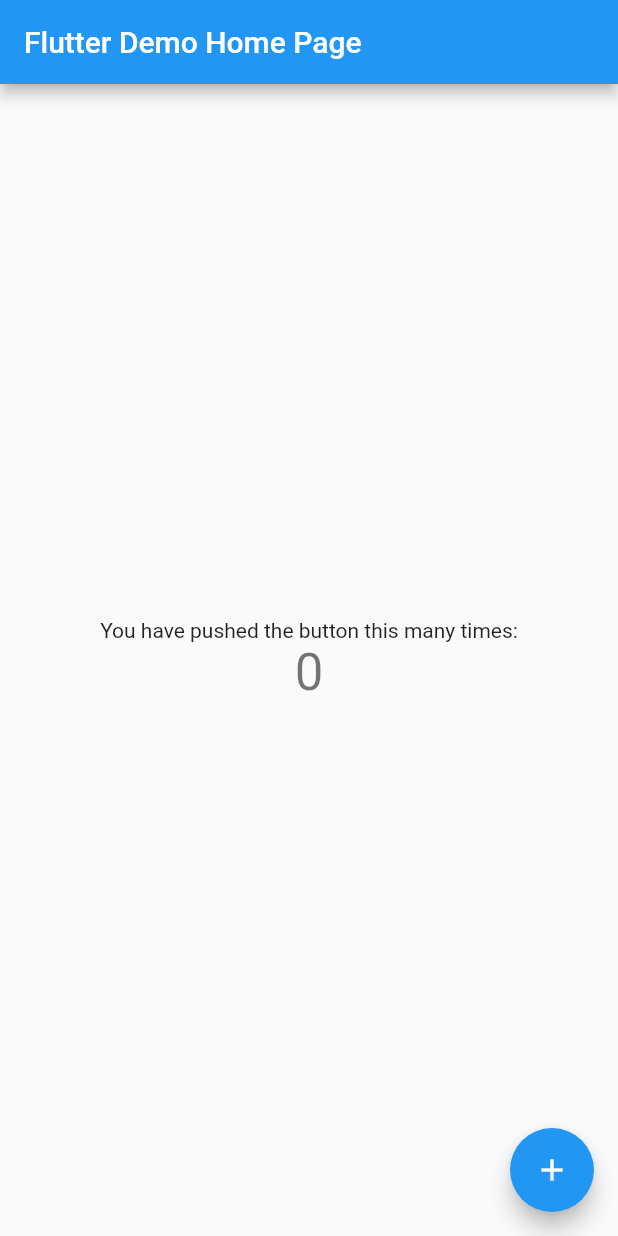
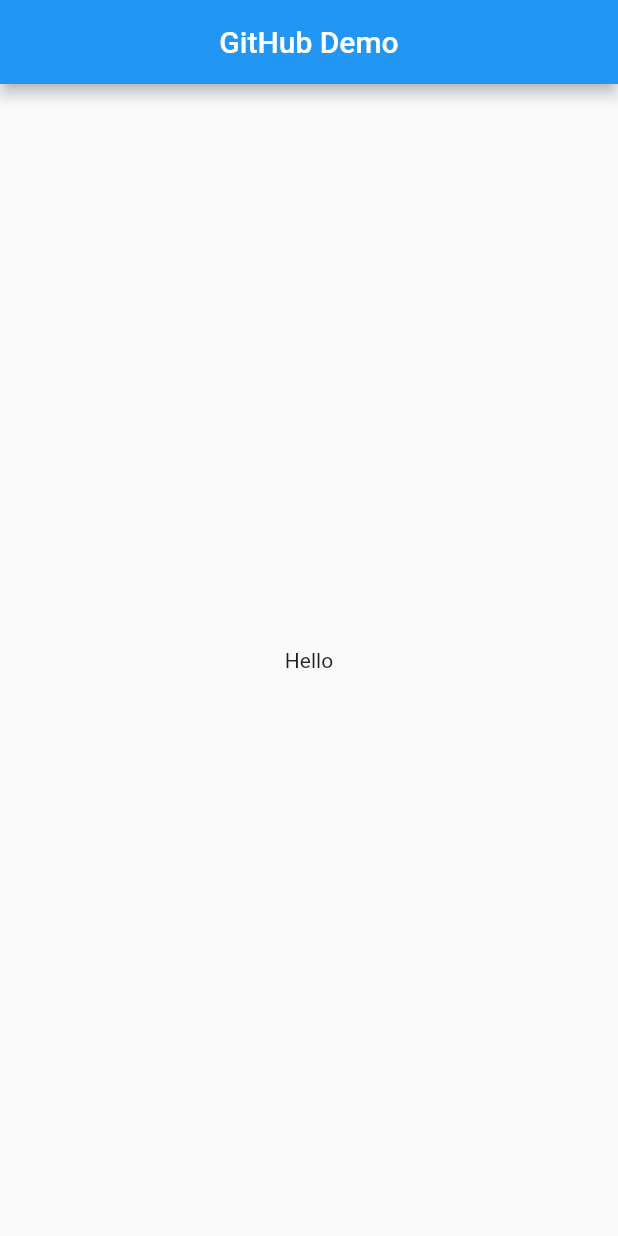
Before and after one commit to dhrubrawat66/my-flutter-project, a Flutter app: the screen it shows after launch, on a phone screen of 412 x 824 dp. Run offline on Flutter 3.47's test engine with Material 2 defaults, Android fonts, the phone set to English and light mode, and no system bars.

Commit message:
Changed App

```diff
--- a/lib/main.dart
+++ b/lib/main.dart
@@ -1,115 +1,56 @@
 import 'package:flutter/material.dart';
+import 'package:flutter/services.dart';
 
-void main() {
+Future main() async {
+  WidgetsFlutterBinding.ensureInitialized();
+  SystemChrome.setPreferredOrientations([
+    DeviceOrientation.portraitDown,
+    DeviceOrientation.portraitUp,
+  ]);
   runApp(const MyApp());
 }
 
 class MyApp extends StatelessWidget {
-  const MyApp({Key? key}) : super(key: key);
+  static const String title = "GitHub Demo";
+  @override
+  const MyApp({
+    Key? key,
+  }) : super(key: key);
 
-  // This widget is the root of your application.
   @override
   Widget build(BuildContext context) {
     return MaterialApp(
-      title: 'Flutter Demo',
-      theme: ThemeData(
-        // This is the theme of your application.
-        //
-        // Try running your application with "flutter run". You'll see the
-        // application has a blue toolbar. Then, without quitting the app, try
-        // changing the primarySwatch below to Colors.green and then invoke
-        // "hot reload" (press "r" in the console where you ran "flutter run",
-        // or simply save your changes to "hot reload" in a Flutter IDE).
-        // Notice that the counter didn't reset back to zero; the application
-        // is not restarted.
-        primarySwatch: Colors.blue,
-      ),
-      home: const MyHomePage(title: 'Flutter Demo Home Page'),
+      debugShowCheckedModeBanner: false,
+      title: title,
+      theme: ThemeData(primaryColor: Colors.indigo),
+      home: const MainPage(title: title),
     );
   }
 }
 
-class MyHomePage extends StatefulWidget {
-  const MyHomePage({Key? key, required this.title}) : super(key: key);
-
-  // This widget is the home page of your application. It is stateful, meaning
-  // that it has a State object (defined below) that contains fields that affect
-  // how it looks.
-
-  // This class is the configuration for the state. It holds the values (in this
-  // case the title) provided by the parent (in this case the App widget) and
-  // used by the build method of the State. Fields in a Widget subclass are
-  // always marked "final".
-
+class MainPage extends StatefulWidget {
+  @override
+  const MainPage({
+    required this.title,
+    Key? key,
+  }) : super(key: key);
   final String title;
 
   @override
-  State<MyHomePage> createState() => _MyHomePageState();
+  _MainPageState createState() => _MainPageState();
 }
 
-class _MyHomePageState extends State<MyHomePage> {
-  int _counter = 0;
-
-  void _incrementCounter() {
-    setState(() {
-      // This call to setState tells the Flutter framework that something has
-      // changed in this State, which causes it to rerun the build method below
-      // so that the display can reflect the updated values. If we changed
-      // _counter without calling setState(), then the build method would not be
-      // called again, and so nothing would appear to happen.
-      _counter++;
-    });
-  }
-
+class _MainPageState extends State<MainPage> {
   @override
   Widget build(BuildContext context) {
-    // This method is rerun every time setState is called, for instance as done
-    // by the _incrementCounter method above.
-    //
-    // The Flutter framework has been optimized to make rerunning build methods
-    // fast, so that you can just rebuild anything that needs updating rather
-    // than having to individually change instances of widgets.
     return Scaffold(
       appBar: AppBar(
-        // Here we take the value from the MyHomePage object that was created by
-        // the App.build method, and use it to set our appbar title.
         title: Text(widget.title),
+        centerTitle: true,
       ),
-      body: Center(
-        // Center is a layout widget. It takes a single child and positions it
-        // in the middle of the parent.
-        child: Column(
-          // Column is also a layout widget. It takes a list of children and
-          // arranges them vertically. By default, it sizes itself to fit its
-          // children horizontally, and tries to be as tall as its parent.
-          //
-          // Invoke "debug painting" (press "p" in the console, choose the
-          // "Toggle Debug Paint" action from the Flutter Inspector in Android
-          // Studio, or the "Toggle Debug Paint" command in Visual Studio Code)
-          // to see the wireframe for each widget.
-          //
-          // Column has various properties to control how it sizes itself and
-          // how it positions its children. Here we use mainAxisAlignment to
-          // center the children vertically; the main axis here is the vertical
-          // axis because Columns are vertical (the cross axis would be
-          // horizontal).
-          mainAxisAlignment: MainAxisAlignment.center,
-          children: <Widget>[
-            const Text(
-              'You have pushed the button this many times:',
-            ),
-            Text(
-              '$_counter',
-              style: Theme.of(context).textTheme.headline4,
-            ),
-          ],
-        ),
+      body: const Center(
+        child: Text("Hello"),
       ),
-      floatingActionButton: FloatingActionButton(
-        onPressed: _incrementCounter,
-        tooltip: 'Increment',
-        child: const Icon(Icons.add),
-      ), // This trailing comma makes auto-formatting nicer for build methods.
     );
   }
 }
```
